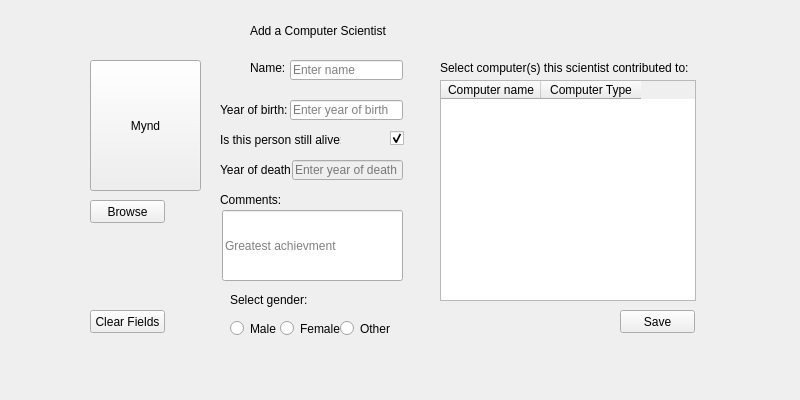
Old version of the form Hopur21Verkefni/MyComputerScienceList/ui/addcomputerscientist.ui in the repository Hopur21/Hopur21.
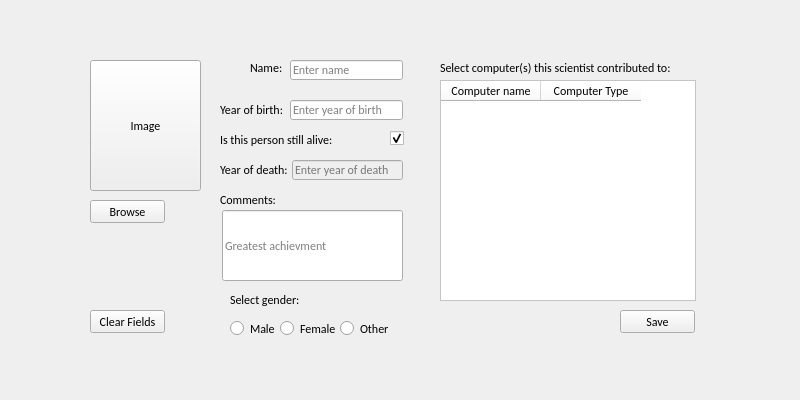
New version of the form. Icons and pictures are not drawn.

Commit message: names of objects in Add Scientist

The edit to the form file:
```diff
--- a/Hopur21Verkefni/MyComputerScienceList/ui/addcomputerscientist.ui
+++ b/Hopur21Verkefni/MyComputerScienceList/ui/addcomputerscientist.ui
@@ -39,6 +39,11 @@
       <height>23</height>
      </rect>
     </property>
+    <property name="font">
+     <font>
+      <family>Calibri</family>
+     </font>
+    </property>
     <property name="text">
      <string>Clear Fields</string>
     </property>
@@ -52,6 +57,11 @@
       <height>17</height>
      </rect>
     </property>
+    <property name="font">
+     <font>
+      <family>Calibri</family>
+     </font>
+    </property>
     <property name="text">
      <string>Other</string>
     </property>
@@ -68,6 +78,11 @@
       <height>20</height>
      </rect>
     </property>
+    <property name="font">
+     <font>
+      <family>Calibri</family>
+     </font>
+    </property>
     <property name="placeholderText">
      <string>Enter year of death</string>
     </property>
@@ -81,8 +96,13 @@
       <height>131</height>
      </rect>
     </property>
+    <property name="font">
+     <font>
+      <family>Calibri</family>
+     </font>
+    </property>
     <property name="text">
-     <string>Mynd</string>
+     <string>Image</string>
     </property>
    </widget>
    <widget class="QLineEdit" name="lineEdit_4">
@@ -94,6 +114,11 @@
       <height>71</height>
      </rect>
     </property>
+    <property name="font">
+     <font>
+      <family>Calibri</family>
+     </font>
+    </property>
     <property name="placeholderText">
      <string>Greatest achievment</string>
     </property>
@@ -123,6 +148,11 @@
       <height>17</height>
      </rect>
     </property>
+    <property name="font">
+     <font>
+      <family>Calibri</family>
+     </font>
+    </property>
     <property name="text">
      <string>Male</string>
     </property>
@@ -136,6 +166,11 @@
       <height>20</height>
      </rect>
     </property>
+    <property name="font">
+     <font>
+      <family>Calibri</family>
+     </font>
+    </property>
     <property name="text">
      <string/>
     </property>
@@ -152,6 +187,11 @@
       <height>17</height>
      </rect>
     </property>
+    <property name="font">
+     <font>
+      <family>Calibri</family>
+     </font>
+    </property>
     <property name="text">
      <string>Female</string>
     </property>
@@ -165,6 +205,11 @@
       <height>23</height>
      </rect>
     </property>
+    <property name="font">
+     <font>
+      <family>Calibri</family>
+     </font>
+    </property>
     <property name="text">
      <string>Save</string>
     </property>
@@ -178,6 +223,11 @@
       <height>20</height>
      </rect>
     </property>
+    <property name="font">
+     <font>
+      <family>Calibri</family>
+     </font>
+    </property>
     <property name="placeholderText">
      <string>Enter name</string>
     </property>
@@ -191,6 +241,14 @@
       <height>221</height>
      </rect>
     </property>
+    <property name="font">
+     <font>
+      <family>Calibri</family>
+     </font>
+    </property>
+    <property name="styleSheet">
+     <string notr="true">background-color: rgb(255, 255, 255);</string>
+    </property>
     <column>
      <property name="text">
       <string>Computer name</string>
@@ -211,6 +269,11 @@
       <height>23</height>
      </rect>
     </property>
+    <property name="font">
+     <font>
+      <family>Calibri</family>
+     </font>
+    </property>
     <property name="text">
      <string>Browse</string>
     </property>
@@ -224,6 +287,11 @@
       <height>16</height>
      </rect>
     </property>
+    <property name="font">
+     <font>
+      <family>Calibri</family>
+     </font>
+    </property>
     <property name="text">
      <string>Name:</string>
     </property>
@@ -237,6 +305,11 @@
       <height>20</height>
      </rect>
     </property>
+    <property name="font">
+     <font>
+      <family>Calibri</family>
+     </font>
+    </property>
     <property name="text">
      <string>Year of birth:</string>
     </property>
@@ -250,6 +323,11 @@
       <height>20</height>
      </rect>
     </property>
+    <property name="font">
+     <font>
+      <family>Calibri</family>
+     </font>
+    </property>
     <property name="text">
      <string>Is this person still alive:</string>
     </property>
@@ -263,6 +341,11 @@
       <height>20</height>
      </rect>
     </property>
+    <property name="font">
+     <font>
+      <family>Calibri</family>
+     </font>
+    </property>
     <property name="text">
      <string>Year of death:</string>
     </property>
@@ -276,6 +359,11 @@
       <height>20</height>
      </rect>
     </property>
+    <property name="font">
+     <font>
+      <family>Calibri</family>
+     </font>
+    </property>
     <property name="text">
      <string>Comments:</string>
     </property>
@@ -289,6 +377,11 @@
       <height>20</height>
      </rect>
     </property>
+    <property name="font">
+     <font>
+      <family>Calibri</family>
+     </font>
+    </property>
     <property name="text">
      <string>Select gender:</string>
     </property>
@@ -302,6 +395,11 @@
       <height>16</height>
      </rect>
     </property>
+    <property name="font">
+     <font>
+      <family>Calibri</family>
+     </font>
+    </property>
     <property name="text">
      <string>Select computer(s) this scientist contributed to:</string>
     </property>
@@ -309,10 +407,10 @@
    <widget class="QLabel" name="label_8">
     <property name="geometry">
      <rect>
-      <x>250</x>
-      <y>20</y>
-      <width>241</width>
-      <height>21</height>
+      <x>220</x>
+      <y>10</y>
+      <width>331</width>
+      <height>31</height>
      </rect>
     </property>
     <property name="styleSheet">
@@ -320,7 +418,13 @@
 font: 75 14pt &quot;Trebuchet MS&quot;;</string>
     </property>
     <property name="text">
-     <string>Add a Computer Scientist</string>
+     <string/>
+    </property>
+    <property name="pixmap">
+     <pixmap resource="../resources.qrc">:/icons/images/logo_addAScientist.png</pixmap>
+    </property>
+    <property name="scaledContents">
+     <bool>true</bool>
     </property>
    </widget>
   </widget>
```
Left out of the diff: 42 changed lines with no effect on the pictures.
